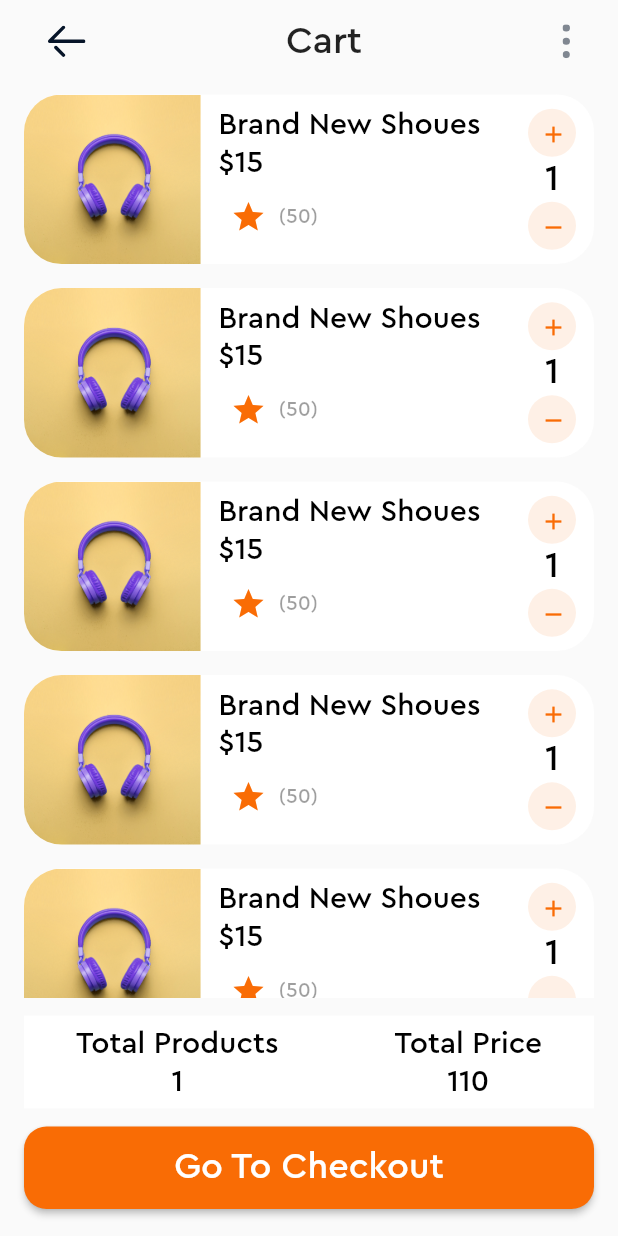
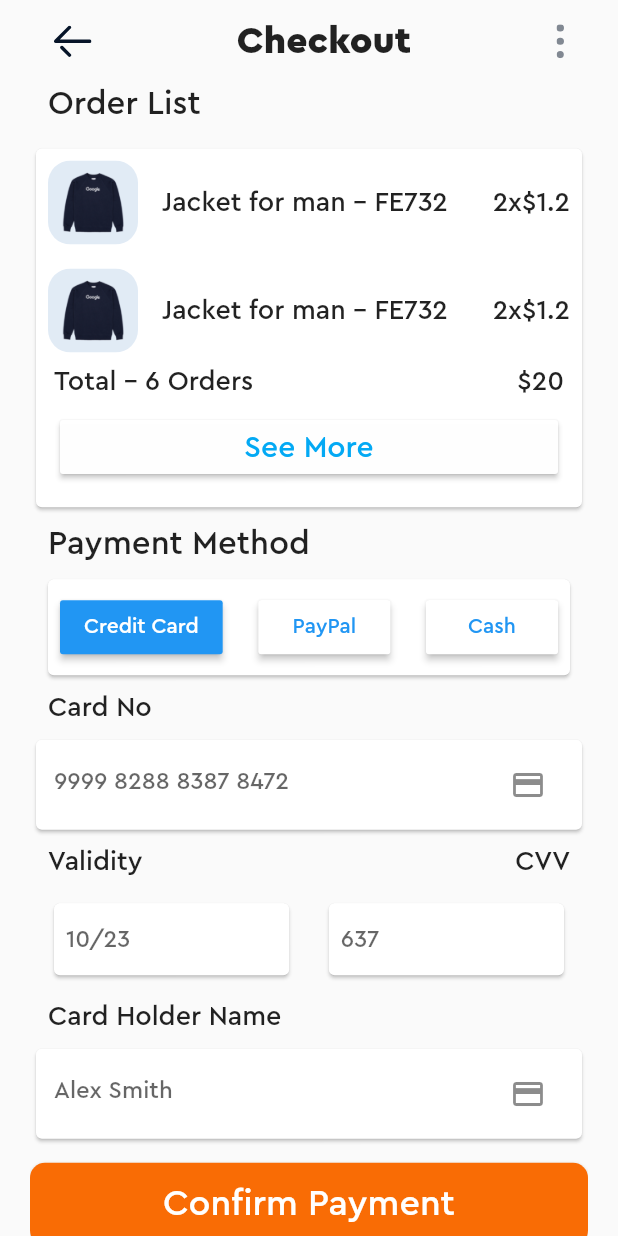
Before and after one commit to Elctrony/eshop, a Flutter app: the screen it shows after launch, on a phone screen of 412 x 824 dp. Run offline on Flutter 3.47's test engine with Material 2 defaults, Android fonts, the light colour scheme and no system bars; our stand-ins replace flutter_rating_bar, flutter_svg, page_view_indicators.

Commit message:
checkout screen

```diff
--- a/lib/main.dart
+++ b/lib/main.dart
@@ -1,6 +1,7 @@
 import 'package:eshop/screens/all_product.dart';
 import 'package:eshop/screens/cart_screen.dart';
 import 'package:eshop/screens/category_screen.dart';
+import 'package:eshop/screens/checkout_screen.dart';
 import 'package:eshop/screens/home_screen.dart';
 import 'package:eshop/screens/my_products.dart';
 import 'package:eshop/screens/product_details.dart';
@@ -23,7 +24,7 @@ class RootApp extends StatelessWidget {
         fontFamily: 'cera-pro',
         primarySwatch: primaryColor,
       ),
-      home: CartScreen(),
+      home: CheckOut(),
       routes: {
         '/home': (_) => HomeScreen(),
         '/category': (_) => CategoryScreen(),
--- a/lib/screens/cart_screen.dart
+++ b/lib/screens/cart_screen.dart
@@ -147,14 +147,15 @@ class CartScreen extends StatelessWidget {
               SizedBox(
                 height: 12,
               ),
-              Container(
-                padding: EdgeInsets.all(6),
+              Card(
                 color: Colors.white.withOpacity(1.0),
+                child: Padding(
+                  padding: const EdgeInsets.all(8.0),
                   child: Row(
                     mainAxisAlignment: MainAxisAlignment.spaceEvenly,
                     children: [
                       Column(
-                      children: [
+                        children: const [
                           Text(
                             'Total Products',
                             style: TextStyle(
@@ -173,13 +174,12 @@ class CartScreen extends StatelessWidget {
                       ),
                       const VerticalDivider(
                         color: Colors.black,
-                      thickness: 3,
-                      indent: 20,
-                      endIndent: 0,
-                      width: 20,
+                        thickness: 1.5,
+                        width: 10,
+                        key: Key('Divider'),
                       ),
                       Column(
-                      children: [
+                        children: const [
                           Text(
                             'Total Price',
                             style: TextStyle(
@@ -197,6 +197,7 @@ class CartScreen extends StatelessWidget {
                         ],
                       )
                     ],
+                  ),
                 ),
               ),
               SizedBox(
--- /dev/null
+++ b/lib/screens/checkout_screen.dart
@@ -0,0 +1,346 @@
+import 'package:eshop/utils/colors.dart';
+import 'package:flutter/material.dart';
+import 'package:flutter_svg/flutter_svg.dart';
+
+class CheckOut extends StatelessWidget {
+  const CheckOut({Key? key}) : super(key: key);
+
+  @override
+  Widget build(BuildContext context) {
+    final size = MediaQuery.of(context).size;
+    return Scaffold(
+      body: SafeArea(
+          child: Padding(
+        padding: const EdgeInsets.symmetric(horizontal: 20.0),
+        child: SingleChildScrollView(
+          child: Column(
+            crossAxisAlignment: CrossAxisAlignment.start,
+            children: [
+              const SizedBox(height: 12),
+              Padding(
+                padding: const EdgeInsets.symmetric(horizontal: 16),
+                child: Row(
+                  mainAxisAlignment: MainAxisAlignment.spaceBetween,
+                  children: [
+                    SvgPicture.asset(
+                      'assets/images/back.svg',
+                      width: 25,
+                    ),
+                    const Text('Checkout',
+                        style: TextStyle(
+                            fontSize: 25, fontWeight: FontWeight.w600)),
+                    SvgPicture.asset(
+                      'assets/images/more.svg',
+                      width: 5,
+                    ),
+                  ],
+                ),
+              ),
+              const Padding(
+                padding: const EdgeInsets.all(12.0),
+                child: Text(
+                  'Order List',
+                  style: TextStyle(fontSize: 22, fontWeight: FontWeight.w500),
+                ),
+              ),
+              SizedBox(
+                height: size.height * 3 / 10,
+                child: Card(
+                  child: Padding(
+                    padding: const EdgeInsets.all(0),
+                    child: ListView(
+                        physics: NeverScrollableScrollPhysics(),
+                        children: [
+                          ListTile(
+                              contentPadding: EdgeInsets.all(8),
+                              leading: ClipRRect(
+                                borderRadius: BorderRadius.circular(15),
+                                child: Container(
+                                  padding: EdgeInsets.all(6.0),
+                                  width: 60,
+                                  height: 60,
+                                  color: Color.fromRGBO(1, 85, 175, 0.12),
+                                  child: Image.asset(
+                                    'assets/images/tshirt.png',
+                                    width: 50,
+                                    height: 50,
+                                    fit: BoxFit.fitWidth,
+                                  ),
+                                ),
+                              ),
+                              title: const Text(
+                                'Jacket for man - FE732',
+                                style: TextStyle(
+                                    fontSize: 18, fontWeight: FontWeight.w400),
+                              ),
+                              trailing: const Text('2x\$1.2',
+                                  style: TextStyle(
+                                      fontSize: 18,
+                                      fontWeight: FontWeight.w400))),
+                          ListTile(
+                              contentPadding: EdgeInsets.all(8),
+                              leading: ClipRRect(
+                                borderRadius: BorderRadius.circular(15),
+                                child: Container(
+                                  padding: EdgeInsets.all(6.0),
+                                  width: 60,
+                                  height: 60,
+                                  color: Color.fromRGBO(1, 85, 175, 0.12),
+                                  child: Image.asset(
+                                    'assets/images/tshirt.png',
+                                    width: 50,
+                                    height: 50,
+                                    fit: BoxFit.fitWidth,
+                                  ),
+                                ),
+                              ),
+                              title: const Text(
+                                'Jacket for man - FE732',
+                                style: TextStyle(
+                                    fontSize: 18, fontWeight: FontWeight.w400),
+                              ),
+                              trailing: const Text('2x\$1.2',
+                                  style: TextStyle(
+                                      fontSize: 18,
+                                      fontWeight: FontWeight.w400))),
+                          Padding(
+                            padding:
+                                const EdgeInsets.symmetric(horizontal: 12.0),
+                            child: Row(
+                              children: const [
+                                Text('Total - 6 Orders',
+                                    style: TextStyle(
+                                        fontSize: 18,
+                                        fontWeight: FontWeight.w400)),
+                                Text('\$20',
+                                    style: TextStyle(
+                                        fontSize: 18,
+                                        fontWeight: FontWeight.w400)),
+                              ],
+                              mainAxisAlignment: MainAxisAlignment.spaceBetween,
+                            ),
+                          ),
+                          Container(
+                            margin: EdgeInsets.symmetric(
+                                horizontal: 16, vertical: 8),
+                            child: MaterialButton(
+                              color: Colors.white.withOpacity(0.98),
+                              elevation: 1.5,
+                              onPressed: () {},
+                              child: Text(
+                                'See More',
+                                style: TextStyle(
+                                    color: Colors.lightBlue,
+                                    fontSize: 20,
+                                    fontWeight: FontWeight.w500),
+                              ),
+                            ),
+                          )
+                        ]),
+                  ),
+                ),
+              ),
+              const Padding(
+                padding:
+                    const EdgeInsets.symmetric(horizontal: 12.0, vertical: 6.0),
+                child: Text(
+                  'Payment Method',
+                  style: TextStyle(fontSize: 22, fontWeight: FontWeight.w500),
+                ),
+              ),
+              PaymentType(),
+              const Padding(
+                padding:
+                    const EdgeInsets.symmetric(horizontal: 12.0, vertical: 6.0),
+                child: Text(
+                  'Card No',
+                  style: TextStyle(fontSize: 18, fontWeight: FontWeight.w400),
+                ),
+              ),
+              Card(
+                child: Padding(
+                  padding: EdgeInsets.symmetric(
+                    horizontal: 12,
+                    vertical: 6,
+                  ),
+                  child: TextField(
+                    decoration: InputDecoration(
+                        hintText: '9999 8288 8387 8472',
+                        suffixIcon: Icon(Icons.credit_card),
+                        border: InputBorder.none),
+                  ),
+                ),
+              ),
+              Padding(
+                padding:
+                    const EdgeInsets.symmetric(horizontal: 12.0, vertical: 6.0),
+                child: Row(
+                  children: const [
+                    Text(
+                      'Validity',
+                      style:
+                          TextStyle(fontSize: 18, fontWeight: FontWeight.w400),
+                    ),
+                    Expanded(child: SizedBox()),
+                    Text(
+                      'CVV',
+                      style:
+                          TextStyle(fontSize: 18, fontWeight: FontWeight.w400),
+                    ),
+                  ],
+                ),
+              ),
+              Container(
+                width: size.width,
+                padding:
+                    const EdgeInsets.symmetric(horizontal: 12.0, vertical: 6.0),
+                child: Row(
+                  children: [
+                    SizedBox(
+                      width: size.width / 2.5,
+                      child: const Card(
+                        child: Padding(
+                          padding: EdgeInsets.symmetric(horizontal: 8.0),
+                          child: TextField(
+                            decoration: InputDecoration(
+                                hintText: '10/23', border: InputBorder.none),
+                          ),
+                        ),
+                      ),
+                    ),
+                    Expanded(child: SizedBox()),
+                    SizedBox(
+                      width: size.width / 2.5,
+                      child: const Card(
+                        child: Padding(
+                          padding: EdgeInsets.symmetric(horizontal: 8.0),
+                          child: TextField(
+                            obscureText: true,
+                            decoration: InputDecoration(
+                                hintText: '637', border: InputBorder.none),
+                          ),
+                        ),
+                      ),
+                    ),
+                  ],
+                ),
+              ),
+              const Padding(
+                padding:
+                    const EdgeInsets.symmetric(horizontal: 12.0, vertical: 6.0),
+                child: Text(
+                  'Card Holder Name',
+                  style: TextStyle(fontSize: 18, fontWeight: FontWeight.w400),
+                ),
+              ),
+              Card(
+                child: Padding(
+                  padding: EdgeInsets.symmetric(
+                    horizontal: 12,
+                    vertical: 6,
+                  ),
+                  child: TextField(
+                    decoration: InputDecoration(
+                        hintText: 'Alex Smith',
+                        suffixIcon: Icon(Icons.credit_card),
+                        border: InputBorder.none),
+                  ),
+                ),
+              ),
+              SizedBox(
+                height: 12,
+              ),
+              SizedBox(
+                width: size.width,
+                height: 55,
+                child: MaterialButton(
+                  onPressed: () {},
+                  shape: RoundedRectangleBorder(
+                      borderRadius: BorderRadius.circular(10)),
+                  color: Color.fromRGBO(249, 108, 5, 1),
+                  child: Text(
+                    'Confirm Payment',
+                    style: TextStyle(
+                        fontSize: 24,
+                        color: Colors.white,
+                        fontWeight: FontWeight.w400),
+                  ),
+                ),
+              ),
+              SizedBox(
+                height: 6,
+              ),
+            ],
+          ),
+        ),
+      )),
+    );
+  }
+}
+
+class PaymentType extends StatefulWidget {
+  PaymentType({Key? key}) : super(key: key);
+
+  @override
+  State<PaymentType> createState() => _PaymentTypeState();
+}
+
+class _PaymentTypeState extends State<PaymentType> {
+  int index = 0;
+  @override
+  Widget build(BuildContext context) {
+    final size = MediaQuery.of(context).size;
+    return Container(
+        width: size.width,
+        margin: EdgeInsets.symmetric(horizontal: 8),
+        child: Card(
+          child: Padding(
+            padding: EdgeInsets.all(8),
+            child: Row(
+              mainAxisAlignment: MainAxisAlignment.spaceBetween,
+              children: [
+                MaterialButton(
+                  color: index == 0 ? Colors.blue : Colors.white,
+                  onPressed: () {
+                    setState(() {
+                      index = 0;
+                    });
+                  },
+                  child: Text(
+                    'Credit Card',
+                    style: TextStyle(
+                        color: index == 0 ? Colors.white : Colors.blue),
+                  ),
+                ),
+                MaterialButton(
+                  color: index == 1 ? Colors.blue : Colors.white,
+                  onPressed: () {
+                    setState(() {
+                      index = 1;
+                    });
+                  },
+                  child: Text(
+                    'PayPal',
+                    style: TextStyle(
+                        color: index == 1 ? Colors.white : Colors.blue),
+                  ),
+                ),
+                MaterialButton(
+                  color: index == 2 ? Colors.blue : Colors.white,
+                  onPressed: () {
+                    setState(() {
+                      index = 2;
+                    });
+                  },
+                  child: Text(
+                    'Cash',
+                    style: TextStyle(
+                        color: index == 2 ? Colors.white : Colors.blue),
+                  ),
+                ),
+              ],
+            ),
+          ),
+        ));
+  }
+}
--- a/lib/screens/product_details.dart
+++ b/lib/screens/product_details.dart
@@ -17,7 +17,7 @@ class ProductDetails extends StatelessWidget {
               height: size.height / 2,
               child: Image.asset(
                 'assets/images/product_details.png',
-                fit: BoxFit.fitHeight,
+                fit: BoxFit.fitWidth,
               ),
             ),
             top: 0,
@@ -55,6 +55,7 @@ class ProductDetails extends StatelessWidget {
                       topRight: Radius.circular(25),
                     ),
                   ),
+                  child: SingleChildScrollView(
                     child: Column(
                       crossAxisAlignment: CrossAxisAlignment.start,
                       children: [
@@ -90,7 +91,8 @@ class ProductDetails extends StatelessWidget {
                                   const Color.fromRGBO(250, 159, 22, 0.35),
                               allowHalfRating: true,
                               itemCount: 5,
-                            itemPadding: EdgeInsets.symmetric(horizontal: 4.0),
+                              itemPadding:
+                                  EdgeInsets.symmetric(horizontal: 4.0),
                               itemBuilder: (context, _) => const Icon(
                                 Icons.star,
                                 color: Color.fromRGBO(250, 159, 22, 1),
@@ -206,6 +208,7 @@ class ProductDetails extends StatelessWidget {
                         )
                       ],
                     ),
+                  ),
                 )
               ],
             ),
```
Also changed, not shown: assets/images/paypal.svg (added). Lines whose indentation alone changed are shown as unchanged.
